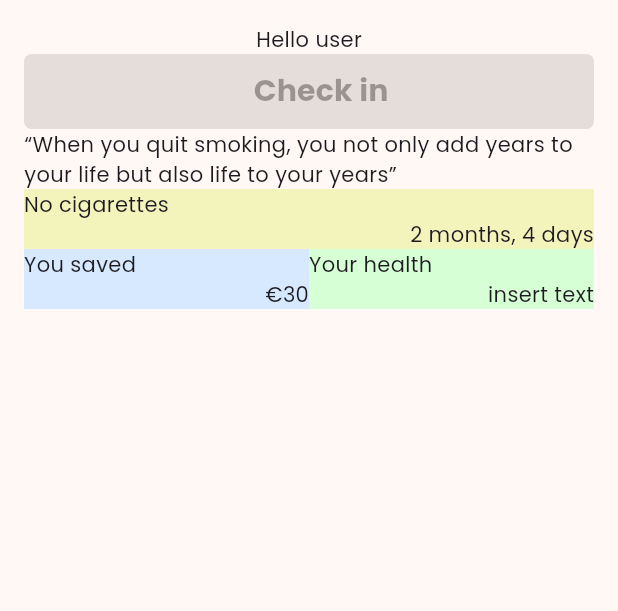
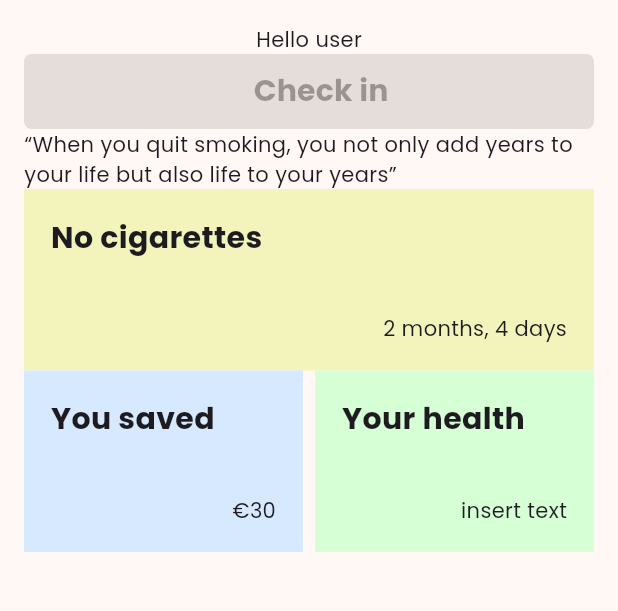
Before and after one commit to Toby-van-Berkum/stopit_frontend, a Flutter app: the DashboardPage screen opened directly, on a phone screen of 412 x 824 dp, the part 84-695 px from its top. Run offline on Flutter 3.47's test engine with Material 3 defaults, Android fonts, the phone set to English and light mode, and no system bars; our stand-ins replace google_fonts.

Commit message:
Added styling (padding and changed the custom card widget) to the dashboard_page.dart

```diff
--- a/lib/pages/dashboard_page.dart
+++ b/lib/pages/dashboard_page.dart
@@ -60,18 +60,19 @@ class _DashboardPageState extends State<DashboardPage> {
                 widthCard: (ScreenSizes.width(context)),
                 colorCard: AppColors.yellow),
             Row(
+              mainAxisAlignment: MainAxisAlignment.spaceBetween,
               children: [
                 SingleCard(
                     headText: 'You saved',
                     statsText: '€30',
                     widthCard:
-                        ((ScreenSizes.width(context) / 2) - customPadding),
+                        ((ScreenSizes.width(context) / 2) - customPadding - 4),
                     colorCard: AppColors.blue),
                 SingleCard(
                     headText: 'Your health',
                     statsText: 'insert text',
                     widthCard:
-                        ((ScreenSizes.width(context) / 2) - customPadding),
+                        ((ScreenSizes.width(context) / 2) - customPadding - 4),
                     colorCard: AppColors.green),
               ],
             )
--- a/lib/pages/globals.dart
+++ b/lib/pages/globals.dart
@@ -39,8 +39,7 @@ class AppStyles {
         border: const OutlineInputBorder(),
         hintText: hintText,
         filled: true,
-        fillColor: AppColors.accentColor
-    );
+        fillColor: AppColors.accentColor);
   }
 
   static TextStyle labelStyle() {
@@ -58,8 +57,9 @@ class AppStyles {
     return ElevatedButton.styleFrom(
         backgroundColor: AppColors.primaryColor,
         minimumSize: Size(ScreenSizes.width(context), 50),
-        shape: RoundedRectangleBorder(borderRadius: BorderRadius.circular(5),)
-    );
+        shape: RoundedRectangleBorder(
+          borderRadius: BorderRadius.circular(5),
+        ));
   }
 }
 
@@ -69,11 +69,17 @@ class SingleCard extends StatelessWidget {
   final double widthCard;
   final Color colorCard;
 
-  const SingleCard({super.key, required this.headText, required this.statsText,
-    required this.widthCard, required this.colorCard});
+  const SingleCard(
+      {super.key,
+      required this.headText,
+      required this.statsText,
+      required this.widthCard,
+      required this.colorCard});
 
   @override
   Widget build(BuildContext context) {
+    const double paddingCard = 18.0;
+
     return Container(
       width: widthCard,
       // height: 40,
@@ -81,10 +87,16 @@ class SingleCard extends StatelessWidget {
       child: Column(
         children: [
           Container(
+            padding: EdgeInsets.all(paddingCard),
             alignment: Alignment.centerLeft,
-            child: Text(headText, textAlign: TextAlign.end),
+            child: Text(
+              headText,
+              textAlign: TextAlign.end,
+              style: TextStyle(fontWeight: FontWeight.bold, fontSize: 20),
+            ),
           ),
           Container(
+            padding: EdgeInsets.all(paddingCard),
             alignment: Alignment.centerRight,
             child: Text(statsText, textAlign: TextAlign.start),
           )
```
